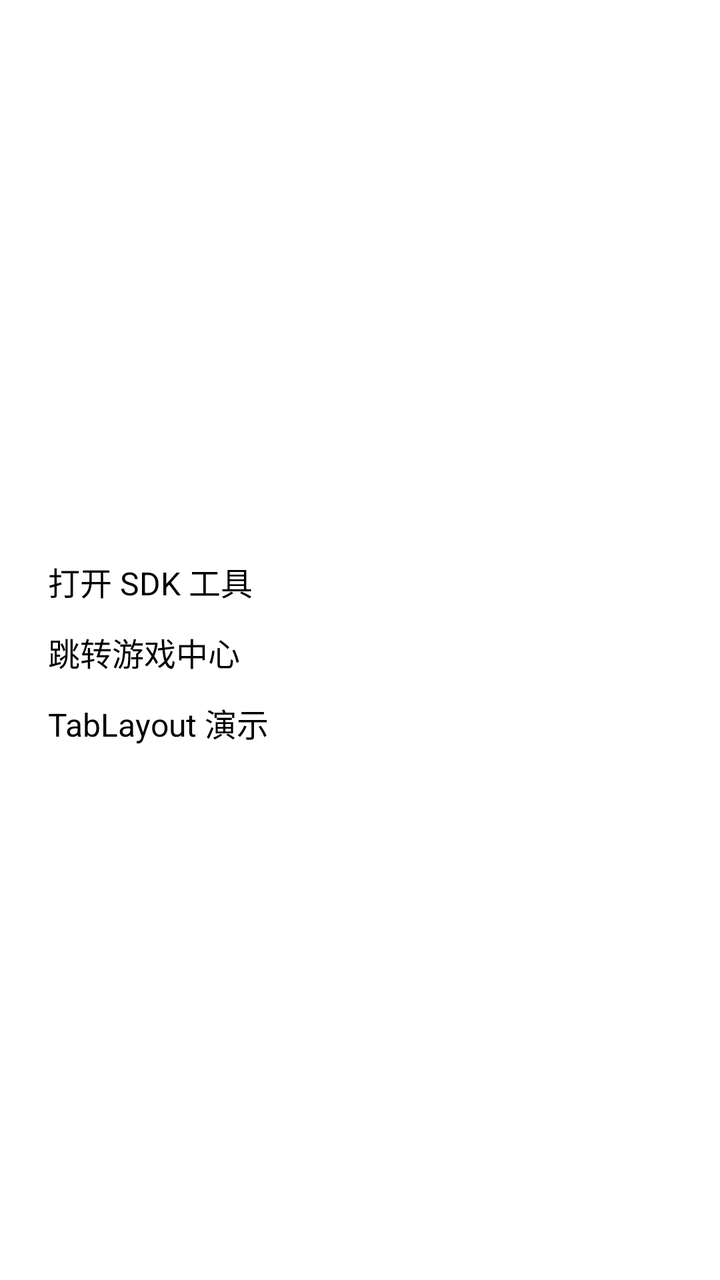
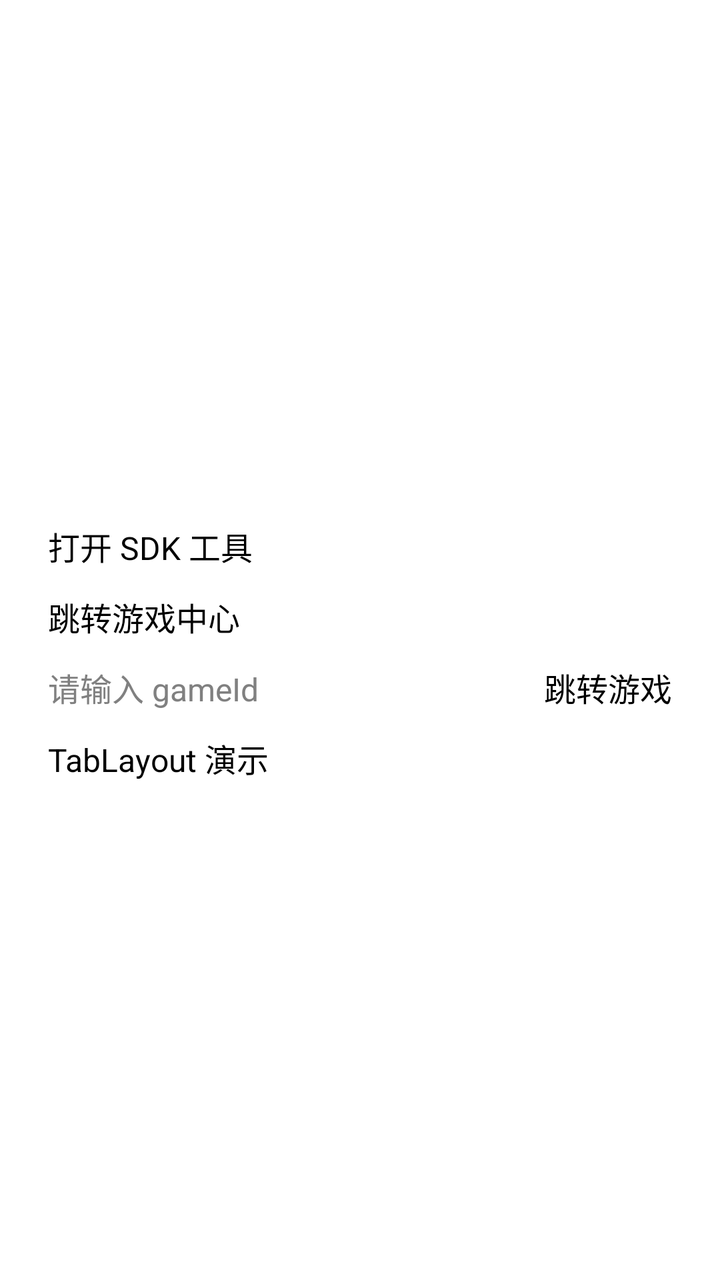

The first picture is an Android layout as it rendered before a commit; the second is the same layout after the commit. The layout source and the unified diff follow.
<!-- AndroidManifest.xml: application theme android:Theme.Light.NoTitleBar -->
<!-- res/layout/activity_main.xml -->
<?xml version="1.0" encoding="utf-8"?>
<LinearLayout xmlns:android="http://schemas.android.com/apk/res/android"
    android:layout_width="match_parent"
    android:layout_height="match_parent"
    android:gravity="center"
    android:orientation="vertical"
    android:padding="24dp">

    <Button
        android:id="@+id/openSdkToolsButton"
        android:layout_width="match_parent"
        android:layout_height="wrap_content"
        android:layout_marginTop="12dp"
        android:text="@string/open_lamps_sdk_tools" />

    <Button
        android:id="@+id/navigateGameCenterButton"
        android:layout_width="match_parent"
        android:layout_height="wrap_content"
        android:layout_marginTop="12dp"
        android:text="@string/navigate_game_center" />

    <Button
        android:id="@+id/getGameCenterFragmentButton"
        android:layout_width="match_parent"
        android:layout_height="wrap_content"
        android:layout_marginTop="12dp"
        android:text="@string/get_game_center_fragment" />

</LinearLayout>
<!-- resources referenced by this layout -->
<resources>
  <string name="get_game_center_fragment">TabLayout 演示</string>
  <string name="navigate_game_center">跳转游戏中心</string>
  <string name="open_lamps_sdk_tools">打开 SDK 工具</string>
</resources>

<!-- the commit's change to res/layout/activity_main.xml (unified diff, before → after) -->
@@ -20,6 +20,30 @@
         android:layout_marginTop="12dp"
         android:text="@string/navigate_game_center" />
 
+    <LinearLayout
+        android:layout_width="match_parent"
+        android:layout_height="wrap_content"
+        android:layout_marginTop="12dp"
+        android:gravity="center_vertical"
+        android:orientation="horizontal">
+
+        <EditText
+            android:id="@+id/gameIdInput"
+            android:layout_width="0dp"
+            android:layout_height="wrap_content"
+            android:layout_weight="1"
+            android:hint="@string/game_id_hint"
+            android:importantForAutofill="no"
+            android:inputType="text" />
+
+        <Button
+            android:id="@+id/navigateGameButton"
+            android:layout_width="wrap_content"
+            android:layout_height="wrap_content"
+            android:layout_marginStart="8dp"
+            android:text="@string/navigate_game" />
+    </LinearLayout>
+
     <Button
         android:id="@+id/getGameCenterFragmentButton"
         android:layout_width="match_parent"
<!-- resource entries referenced after the edit -->
@@ -1,6 +1,8 @@
 <!-- resources referenced by this layout -->
 <resources>
+  <string name="game_id_hint">请输入 gameId</string>
   <string name="get_game_center_fragment">TabLayout 演示</string>
+  <string name="navigate_game">跳转游戏</string>
   <string name="navigate_game_center">跳转游戏中心</string>
   <string name="open_lamps_sdk_tools">打开 SDK 工具</string>
 </resources>
